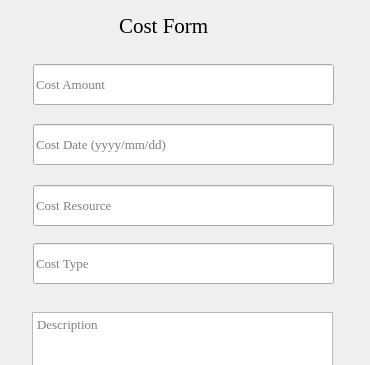
The window that Cost_Page/cost_page.ui (PMahdiDehghaniP/MA_AP_Project) describes before a commit, drawn with Qt 5; both pictures show x 0 to 370 and y 0 to 365 of the 370 by 751 pixel window.
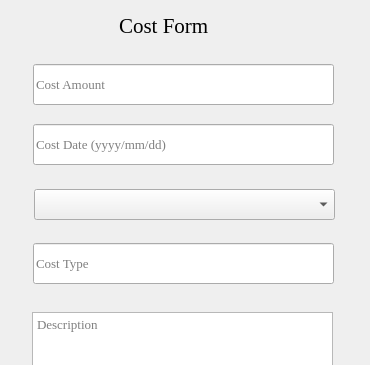
The same window after the commit.

Commit message: combo Box Added To cost and Income

Patch:
```diff
--- a/Cost_Page/cost_page.ui
+++ b/Cost_Page/cost_page.ui
@@ -76,28 +76,6 @@
      <string>Cost Date (yyyy/mm/dd)</string>
     </property>
    </widget>
-   <widget class="QLineEdit" name="cost_resource">
-    <property name="geometry">
-     <rect>
-      <x>33</x>
-      <y>185</y>
-      <width>301</width>
-      <height>41</height>
-     </rect>
-    </property>
-    <property name="font">
-     <font>
-      <family>Times New Roman</family>
-      <pointsize>10</pointsize>
-     </font>
-    </property>
-    <property name="text">
-     <string/>
-    </property>
-    <property name="placeholderText">
-     <string>Cost Resource</string>
-    </property>
-   </widget>
    <widget class="QTextEdit" name="description_cost">
     <property name="geometry">
      <rect>
@@ -177,6 +155,22 @@
      <string>Exit</string>
     </property>
    </widget>
+   <widget class="QComboBox" name="cost_resource">
+    <property name="geometry">
+     <rect>
+      <x>34</x>
+      <y>189</y>
+      <width>301</width>
+      <height>31</height>
+     </rect>
+    </property>
+    <property name="font">
+     <font>
+      <family>Times New Roman</family>
+      <pointsize>10</pointsize>
+     </font>
+    </property>
+   </widget>
   </widget>
   <widget class="QMenuBar" name="menubar">
    <property name="geometry">
```
The commit also changes 9 other files.
